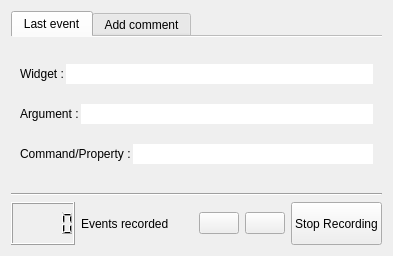
This is pqRecordEventsDialog.ui in Kitware/QtTesting as Qt 5 draws it before an edit. The edited form follows.
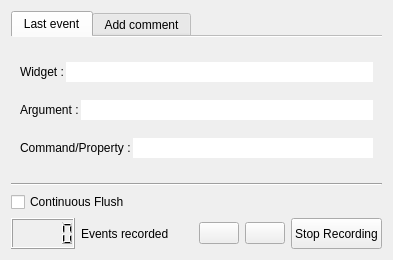
This is the edited form. Icons and pictures are not drawn.

Commit message:
Enable use of continuous flush
Continous flush options was available, however not accessible.
This commit add a checkbox to control this options,
Modify slughtly the signal api so it is standardized and actually use the signal
in the only provided observer.
When true, continuous flush ensure that events are written on file
as sson as they are recorded.

```diff
--- a/pqRecordEventsDialog.ui
+++ b/pqRecordEventsDialog.ui
@@ -241,6 +241,16 @@
      </property>
     </widget>
    </item>
+   <item>
+    <widget class="QCheckBox" name="continuousFlush">
+      <property name="text">
+        <string>Continuous Flush</string>
+      </property>
+      <property name="toolTip">
+        <string>Write events to file as soon as they are recorded</string>
+      </property>
+    </widget>
+   </item>
    <item>
     <layout class="QHBoxLayout">
      <property name="spacing">
```
The commit also changes 5 other files.
